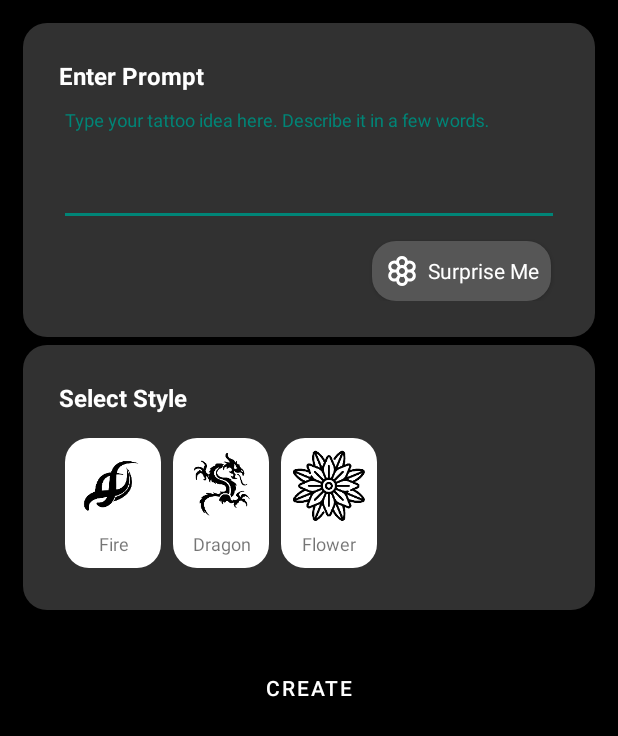
After one commit to AbdulBasitKnights/AiTattooMaker, an Android app: the fragment AiCreateFragment shown on its own in the app's theme, on a phone screen of 412 x 824 dp. The commit adds this screen. Shown: the top 736 px of the screen. Run offline under Robolectric (Android 15) with nearby library versions, the phone set to English and light mode, and no system bars.

Commit message:
ai create dummy ui

```diff
--- /dev/null
+++ b/app/src/main/java/com/basit/aitattoomaker/presentation/ai_create/AiCreateFragment.kt
@@ -0,0 +1,55 @@
+package com.basit.aitattoomaker.presentation.ai_create
+
+import android.os.Bundle
+import android.view.View
+import android.widget.Toast
+import androidx.core.widget.addTextChangedListener
+import androidx.fragment.app.Fragment
+import com.basit.aitattoomaker.R
+import com.basit.aitattoomaker.databinding.FragmentAiCreateBinding
+import com.basit.aitattoomaker.presentation.ai_create.adapter.StyleAdapter
+import com.basit.aitattoomaker.presentation.ai_create.model.StyleItem
+
+class AiCreateFragment : Fragment(R.layout.fragment_ai_create) {
+
+    private var _binding: FragmentAiCreateBinding? = null
+    private val binding get() = _binding!!
+
+    private lateinit var adapter: StyleAdapter
+
+    override fun onViewCreated(view: View, savedInstanceState: Bundle?) {
+        super.onViewCreated(view, savedInstanceState)
+        _binding = FragmentAiCreateBinding.bind(view)
+
+        setupRecycler()
+        setupTextWatcher()
+    }
+
+    private fun setupRecycler() {
+        adapter = StyleAdapter { selected ->
+            Toast.makeText(requireContext(), "Selected: ${selected.title}", Toast.LENGTH_SHORT)
+                .show()
+        }
+        binding.rvStyles.adapter = adapter
+
+        // Dummy data
+        adapter.submitList(
+            listOf(
+                StyleItem("1", "Fire", R.drawable.tattoo),
+                StyleItem("2", "Dragon", R.drawable.dragon),
+                StyleItem("3", "Flower", R.drawable.flower)
+            )
+        )
+    }
+
+    private fun setupTextWatcher() {
+        binding.etPrompt.addTextChangedListener {
+            binding.btnCreate.isEnabled = !it.isNullOrBlank()
+        }
+    }
+
+    override fun onDestroyView() {
+        super.onDestroyView()
+        _binding = null
+    }
+}
--- /dev/null
+++ b/app/src/main/java/com/basit/aitattoomaker/presentation/ai_create/adapter/StyleAdapter.kt
@@ -0,0 +1,40 @@
+package com.basit.aitattoomaker.presentation.ai_create.adapter
+
+import android.view.LayoutInflater
+import android.view.ViewGroup
+import androidx.recyclerview.widget.DiffUtil
+import androidx.recyclerview.widget.ListAdapter
+import androidx.recyclerview.widget.RecyclerView
+import com.basit.aitattoomaker.databinding.ItemStyleBinding
+import com.basit.aitattoomaker.presentation.ai_create.model.StyleItem
+import com.bumptech.glide.Glide
+
+class StyleAdapter(
+    private val onClick: (StyleItem) -> Unit
+) : ListAdapter<StyleItem, StyleAdapter.StyleViewHolder>(DiffCallback) {
+
+    object DiffCallback : DiffUtil.ItemCallback<StyleItem>() {
+        override fun areItemsTheSame(oldItem: StyleItem, newItem: StyleItem) = oldItem.id == newItem.id
+        override fun areContentsTheSame(oldItem: StyleItem, newItem: StyleItem) = oldItem == newItem
+    }
+
+    inner class StyleViewHolder(private val binding: ItemStyleBinding) :
+        RecyclerView.ViewHolder(binding.root) {
+        fun bind(item: StyleItem) {
+            binding.tvStyle.text = item.title
+            Glide.with(binding.imgStyle)
+                .load(item.url)
+                .into(binding.imgStyle)
+            binding.root.setOnClickListener { onClick(item) }
+        }
+    }
+
+    override fun onCreateViewHolder(parent: ViewGroup, viewType: Int): StyleViewHolder {
+        val binding = ItemStyleBinding.inflate(LayoutInflater.from(parent.context), parent, false)
+        return StyleViewHolder(binding)
+    }
+
+    override fun onBindViewHolder(holder: StyleViewHolder, position: Int) {
+        holder.bind(getItem(position))
+    }
+}
--- /dev/null
+++ b/app/src/main/java/com/basit/aitattoomaker/presentation/ai_create/model/StyleItem.kt
@@ -0,0 +1,9 @@
+package com.basit.aitattoomaker.presentation.ai_create.model
+
+import androidx.annotation.DrawableRes
+
+data class StyleItem(
+    val id: String,
+    val title: String,
+    @DrawableRes val url: Int   // drawable resource, OR you could make this a URL String if loading with Glide
+)
--- /dev/null
+++ b/app/src/main/res/layout/fragment_ai_create.xml
@@ -0,0 +1,164 @@
+<?xml version="1.0" encoding="utf-8"?>
+<androidx.core.widget.NestedScrollView xmlns:android="http://schemas.android.com/apk/res/android"
+    xmlns:app="http://schemas.android.com/apk/res-auto"
+    xmlns:tools="http://schemas.android.com/tools"
+    android:id="@+id/rootScroll"
+    android:layout_width="match_parent"
+    android:layout_height="match_parent"
+    android:background="@color/black"
+    android:fillViewport="true">
+
+    <androidx.constraintlayout.widget.ConstraintLayout
+        android:layout_width="match_parent"
+        android:layout_height="wrap_content"
+        android:layout_margin="10dp">
+
+        <!-- Prompt Card -->
+        <androidx.constraintlayout.widget.ConstraintLayout
+            android:id="@+id/promptCard"
+            android:layout_width="0dp"
+            android:layout_height="wrap_content"
+            app:cardCornerRadius="16dp"
+            android:layout_margin="5dp"
+            android:background="@drawable/bg_loader_round"
+            android:backgroundTint="@color/darkGrey"
+            android:elevation="2dp"
+            app:layout_constraintTop_toTopOf="parent"
+            app:layout_constraintStart_toStartOf="parent"
+            app:layout_constraintEnd_toEndOf="parent">
+
+            <LinearLayout
+                android:layout_width="match_parent"
+                android:layout_height="wrap_content"
+                android:orientation="vertical"
+                app:layout_constraintTop_toTopOf="parent"
+                android:padding="16dp">
+
+                <LinearLayout
+                    android:layout_width="match_parent"
+                    android:layout_height="wrap_content"
+                    android:orientation="horizontal"
+                    android:gravity="center_vertical">
+
+                    <TextView
+                        android:id="@+id/titlePrompt"
+                        android:layout_width="0dp"
+                        android:layout_height="wrap_content"
+                        android:layout_weight="1"
+                        android:textColor="@color/white"
+                        android:text="@string/enter_prompt"
+                        android:textStyle="bold"
+                        android:textSize="16sp"/>
+                </LinearLayout>
+
+
+                <com.google.android.material.textfield.TextInputLayout
+                    android:id="@+id/tilPrompt"
+                    android:layout_width="match_parent"
+                    android:layout_height="wrap_content"
+                    android:hint="@string/type_your_tattoo"
+                    android:textColor="@color/white"
+                    android:textColorHint="@color/grey"
+                    android:layout_marginTop="12dp">
+
+                    <com.google.android.material.textfield.TextInputEditText
+                        android:id="@+id/etPrompt"
+                        android:layout_width="match_parent"
+                        android:layout_height="wrap_content"
+                        android:inputType="textCapSentences|textMultiLine"
+                        android:textColor="@color/white"
+                        android:textColorHint="@color/grey"
+                        android:maxLines="4"
+                        android:minLines="2"/>
+                </com.google.android.material.textfield.TextInputLayout>
+
+                <TextView
+                    android:id="@+id/btnSurpriseMe"
+                    android:background="@drawable/bg_loader_round"
+                    android:backgroundTint="@color/grey"
+                    android:layout_width="wrap_content"
+                    android:layout_height="wrap_content"
+                    android:layout_gravity="end"
+                    android:text="@string/surprise_me"
+                    android:drawablePadding="5dp"
+                    android:layout_marginTop="10dp"
+                    android:layout_marginEnd="5dp"
+                    android:elevation="2dp"
+                    android:gravity="center"
+                    android:textSize="14sp"
+                    android:textColor="@color/white"
+                    app:drawableStartCompat="@drawable/ai_create"
+                    app:drawableTint="@color/white" />
+            </LinearLayout>
+        </androidx.constraintlayout.widget.ConstraintLayout>
+
+        <!-- Styles Card -->
+        <androidx.constraintlayout.widget.ConstraintLayout
+            android:id="@+id/stylesCard"
+            android:layout_width="0dp"
+            android:layout_height="wrap_content"
+            app:cardCornerRadius="16dp"
+            android:layout_margin="5dp"
+            android:background="@drawable/bg_loader_round"
+            android:backgroundTint="@color/darkGrey"
+            android:elevation="2dp"
+            app:layout_constraintTop_toBottomOf="@id/promptCard"
+            app:layout_constraintStart_toStartOf="parent"
+            app:layout_constraintEnd_toEndOf="parent"
+            android:layout_marginTop="25dp">
+
+            <LinearLayout
+                android:layout_width="match_parent"
+                android:layout_height="wrap_content"
+                android:orientation="vertical"
+                app:layout_constraintTop_toTopOf="parent"
+                android:padding="16dp">
+
+                <LinearLayout
+                    android:layout_width="match_parent"
+                    android:layout_height="wrap_content"
+                    android:orientation="horizontal"
+                    android:gravity="center_vertical">
+
+                    <TextView
+                        android:id="@+id/titleStyles"
+                        android:layout_width="wrap_content"
+                        android:layout_height="wrap_content"
+                        android:textColor="@color/white"
+                        android:text="@string/select_style"
+                        android:textStyle="bold"
+                        android:textSize="16sp"/>
+
+                </LinearLayout>
+
+                <androidx.recyclerview.widget.RecyclerView
+                    android:id="@+id/rvStyles"
+                    android:layout_width="match_parent"
+                    android:layout_height="wrap_content"
+                    android:orientation="horizontal"
+                    app:layoutManager="androidx.recyclerview.widget.LinearLayoutManager"
+                    tools:listitem="@layout/item_tattoo"
+                    android:overScrollMode="never"
+                    android:layout_marginTop="12dp"/>
+            </LinearLayout>
+        </androidx.constraintlayout.widget.ConstraintLayout>
+
+        <!-- Create Button -->
+        <com.google.android.material.button.MaterialButton
+            android:id="@+id/btnCreate"
+            android:layout_width="0dp"
+            android:layout_height="56dp"
+            android:text="@string/create"
+            android:enabled="false"
+            android:background="@drawable/bg_loader_round"
+            android:backgroundTint="@color/darkGrey"
+            app:layout_constraintTop_toBottomOf="@id/stylesCard"
+            app:layout_constraintStart_toStartOf="parent"
+            app:layout_constraintEnd_toEndOf="parent"
+            android:layout_marginHorizontal="5dp"
+            android:textColor="@color/white"
+            android:elevation="2dp"
+            android:layout_marginTop="24dp"
+            android:layout_marginBottom="16dp"/>
+    </androidx.constraintlayout.widget.ConstraintLayout>
+</androidx.core.widget.NestedScrollView>
--- /dev/null
+++ b/app/src/main/res/layout/item_style.xml
@@ -0,0 +1,28 @@
+<?xml version="1.0" encoding="utf-8"?>
+<LinearLayout xmlns:android="http://schemas.android.com/apk/res/android"
+    xmlns:app="http://schemas.android.com/apk/res-auto"
+    android:layout_width="wrap_content"
+    android:layout_height="wrap_content"
+    android:orientation="vertical"
+    android:padding="8dp"
+    android:layout_margin="4dp"
+    android:background="@drawable/bg_loader_round"
+    android:gravity="center">
+
+    <ImageView
+        android:id="@+id/imgStyle"
+        android:layout_width="48dp"
+        android:layout_height="48dp"
+        android:scaleType="centerInside"
+        android:src="@drawable/tattoo"
+        android:contentDescription="@string/app_name" />
+
+    <TextView
+        android:id="@+id/tvStyle"
+        android:layout_width="wrap_content"
+        android:layout_height="wrap_content"
+        android:layout_marginTop="6dp"
+        android:text="@string/ai_tattoo"
+        android:textSize="12sp"
+        android:textAlignment="center" />
+</LinearLayout>
--- a/app/src/main/res/layout/item_tattoo.xml
+++ b/app/src/main/res/layout/item_tattoo.xml
@@ -5,8 +5,9 @@
     xmlns:tools="http://schemas.android.com/tools"
     android:layout_width="wrap_content"
     android:layout_height="wrap_content"
-    android:layout_margin="5dp"
-    android:padding="8dp">
+    android:layout_marginVertical="4dp"
+    android:paddingHorizontal="6dp"
+    android:paddingVertical="4dp">
 
     <ImageView
         android:id="@+id/ivTattoo"
@@ -17,6 +18,7 @@
         app:layout_constraintEnd_toEndOf="parent"
         app:layout_constraintStart_toStartOf="parent"
         app:layout_constraintTop_toTopOf="parent"
+        android:layout_marginBottom="8dp"
         android:background="@drawable/bg_loader_round"
         tools:src="@drawable/tattoo" />
 
@@ -25,11 +27,11 @@
         android:layout_width="wrap_content"
         android:layout_height="wrap_content"
         android:layout_marginTop="4dp"
-        android:textColor="@color/purple_200"
+        android:textColor="@color/white"
         android:textSize="12sp"
         app:layout_constraintEnd_toEndOf="@id/ivTattoo"
         app:layout_constraintStart_toStartOf="@id/ivTattoo"
         app:layout_constraintTop_toBottomOf="@id/ivTattoo"
-        tools:text="Dragon Tattoo" />
+        tools:text="Tattoo" />
 
 </androidx.constraintlayout.widget.ConstraintLayout>
--- a/app/src/main/res/values/colors.xml
+++ b/app/src/main/res/values/colors.xml
@@ -7,4 +7,6 @@
     <color name="teal_700">#FF018786</color>
     <color name="black">#FF000000</color>
     <color name="white">#FFFFFFFF</color>
+    <color name="grey">#565656</color>
+    <color name="darkGrey">#313131</color>
 </resources>
--- a/app/src/main/res/values/strings.xml
+++ b/app/src/main/res/values/strings.xml
@@ -13,4 +13,9 @@
     <string name="opacity">Opacity</string>
     <string name="ai_tattoo">Ai Tattoo</string>
     <string name="ai_camera">Ai Camera</string>
+    <string name="surprise_me">Surprise Me</string>
+    <string name="enter_prompt">Enter Prompt</string>
+    <string name="type_your_tattoo">Type your tattoo idea here. Describe it in a few words.</string>
+    <string name="select_style">Select Style</string>
+    <string name="create">Create</string>
 </resources>
```
